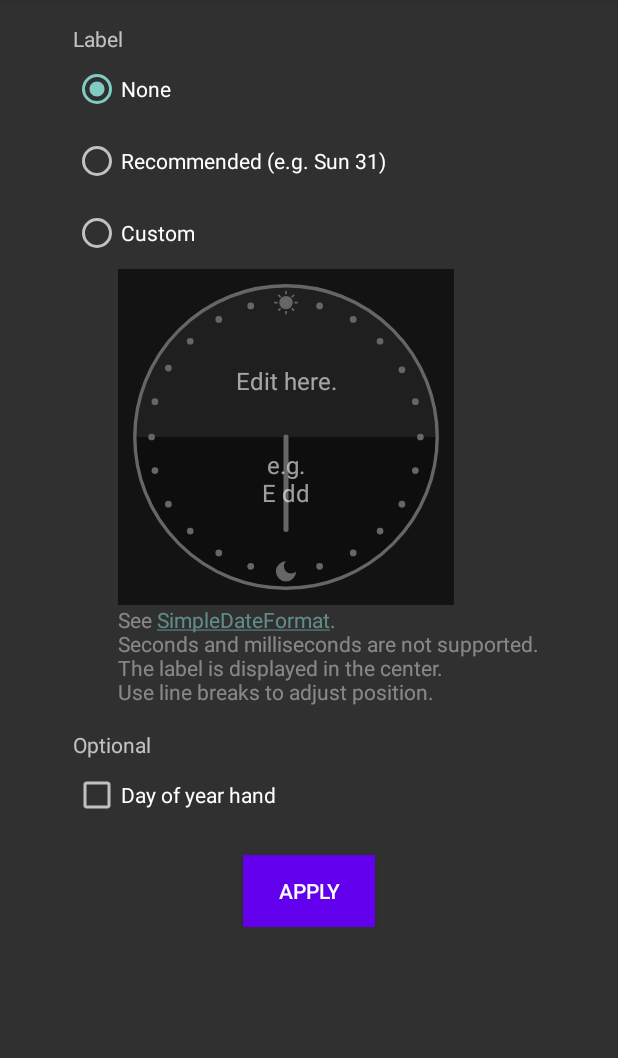
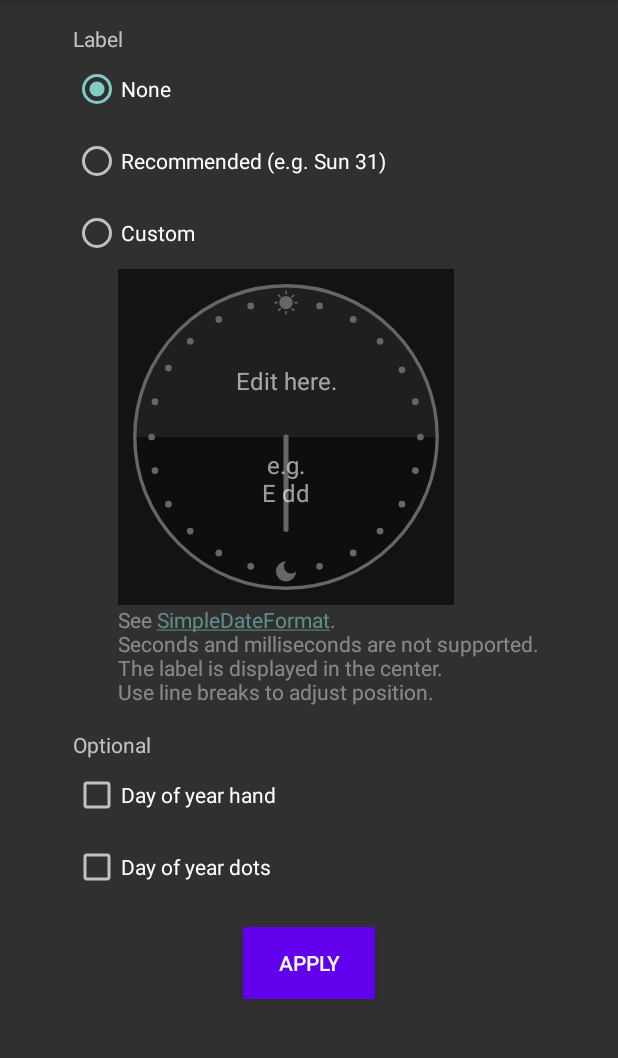
Before and after one commit to utubo/android-Simple24HClock, an Android app: the AppWidgetSettingsActivity screen opened directly, with no data from a screen before it, on a phone screen of 412 x 824 dp, the part 84-1142 px from its top. Run offline under Robolectric (Android 15) with nearby library versions, the phone set to English and light mode, and no system bars; 1 statement that could not run was skipped.

Commit message:
Day of year dots

```diff
--- a/app/src/main/java/utb/dip/jp/simple24hclock/AppWidget.kt
+++ b/app/src/main/java/utb/dip/jp/simple24hclock/AppWidget.kt
@@ -148,6 +148,8 @@ internal fun updateAppWidget(
         val y = 360F / maxY * now.get(Calendar.DAY_OF_YEAR)
         views.setFloat(R.id.DayOfYearHandImageView, "setRotation", y)
     }
+    val dayOfYearDots = widgetPrefs.getFloat("day_of_year_dots_$appWidgetId", 0F)
+    views.setFloat(R.id.DayOfYearDotsImageView, "setAlpha", dayOfYearDots)
 
     // Text
     val text = widgetPrefs.getString("text_$appWidgetId", "")
--- a/app/src/main/java/utb/dip/jp/simple24hclock/AppWidgetSettingsActivity.kt
+++ b/app/src/main/java/utb/dip/jp/simple24hclock/AppWidgetSettingsActivity.kt
@@ -48,6 +48,7 @@ class AppWidgetSettingsActivity : AppCompatActivity() {
             val textFormat = findViewById<TextInputEditText>(R.id.textFormat)
             val customTextNote =  findViewById<TextView>(R.id.custom_text_note)
             val dayOfYear = findViewById<CheckBox>(R.id.dayOfYear)
+            val dayOfYearDots = findViewById<CheckBox>(R.id.dayOfYearDots)
         }
         // load prefs
         val prefs = applicationContext.getSharedPreferences(WIDGET_PREF_KEY, Context.MODE_PRIVATE)
@@ -67,6 +68,8 @@ class AppWidgetSettingsActivity : AppCompatActivity() {
         )
         val dayOfYear = prefs.getFloat("day_of_year_$appWidgetId", 0F)
         v.dayOfYear.isChecked = 0 < dayOfYear
+        val dayOfYearDots = prefs.getFloat("day_of_year_dots_$appWidgetId", 0F)
+        v.dayOfYearDots.isChecked = 0 < dayOfYearDots
 
         // setup events
         findViewById<RadioGroup>(R.id.labelGroup).setOnCheckedChangeListener { _, i ->
@@ -92,6 +95,7 @@ class AppWidgetSettingsActivity : AppCompatActivity() {
                 putString("text_$appWidgetId", textValue)
                 putString("format_$appWidgetId", formatValue)
                 putFloat("day_of_year_$appWidgetId", if (v.dayOfYear.isChecked) 0.5F else 0F)
+                putFloat("day_of_year_dots_$appWidgetId", if (v.dayOfYearDots.isChecked) 0.5F else 0F)
                 apply()
             }
             val appWidgetManager = AppWidgetManager.getInstance(applicationContext)
--- /dev/null
+++ b/app/src/main/res/drawable/face_day_of_year.xml
@@ -0,0 +1,52 @@
+<vector xmlns:android="http://schemas.android.com/apk/res/android"
+    android:width="200dp"
+    android:height="200dp"
+    android:tint="@color/white"
+    android:viewportWidth="200"
+    android:viewportHeight="200">
+    <!--
+    for (let d = 0; d < 12; d ++) {
+      const r = 360 / 12 * d - 90;
+      const x = Math.cos(r * Math.PI / 180) * 55 + 100;
+      const y = Math.sin(r * Math.PI / 180) * 55 + 100;
+      console.log(`${d} ${r}: ${x} ${y}`);
+    }
+    -->
+    <path
+        android:fillColor="#FF000000"
+        android:pathData="M 100, 45 m 2, 0 a 2,2 0 1,0 -4,0 a 2,2 0 1,0  4,0" />
+    <path
+        android:fillColor="#FF000000"
+        android:pathData="M 127, 52 m 2, 0 a 2,2 0 1,0 -4,0 a 2,2 0 1,0  4,0" />
+    <path
+        android:fillColor="#FF000000"
+        android:pathData="M 148, 72 m 2, 0 a 2,2 0 1,0 -4,0 a 2,2 0 1,0  4,0" />
+    <path
+        android:fillColor="#FF000000"
+        android:pathData="M 155, 100 m 2, 0 a 2,2 0 1,0 -4,0 a 2,2 0 1,0  4,0" />
+    <path
+        android:fillColor="#FF000000"
+        android:pathData="M 148, 127 m 2, 0 a 2,2 0 1,0 -4,0 a 2,2 0 1,0  4,0" />
+    <path
+        android:fillColor="#FF000000"
+        android:pathData="M 127, 148 m 2, 0 a 2,2 0 1,0 -4,0 a 2,2 0 1,0  4,0" />
+    <path
+        android:fillColor="#FF000000"
+        android:pathData="M 100, 155 m 2, 0 a 2,2 0 1,0 -4,0 a 2,2 0 1,0  4,0" />
+    <path
+        android:fillColor="#FF000000"
+        android:pathData="M 72, 148 m 2, 0 a 2,2 0 1,0 -4,0 a 2,2 0 1,0  4,0" />
+    <path
+        android:fillColor="#FF000000"
+        android:pathData="M 52, 127 m 2, 0 a 2,2 0 1,0 -4,0 a 2,2 0 1,0  4,0" />
+    <path
+        android:fillColor="#FF000000"
+        android:pathData="M 45, 100 m 2, 0 a 2,2 0 1,0 -4,0 a 2,2 0 1,0  4,0" />
+    <path
+        android:fillColor="#FF000000"
+        android:pathData="M 52, 72 m 2, 0 a 2,2 0 1,0 -4,0 a 2,2 0 1,0  4,0" />
+    <path
+        android:fillColor="#FF000000"
+        android:pathData="M 72, 52 m 2, 0 a 2,2 0 1,0 -4,0 a 2,2 0 1,0  4,0" />
+
+</vector>
--- a/app/src/main/res/layout/activity_app_widget_settings.xml
+++ b/app/src/main/res/layout/activity_app_widget_settings.xml
@@ -115,6 +115,13 @@
             android:minHeight="48dp"
             android:text="@string/day_of_year_hand" />
 
+        <CheckBox
+            android:id="@+id/dayOfYearDots"
+            android:layout_width="wrap_content"
+            android:layout_height="wrap_content"
+            android:minHeight="48dp"
+            android:text="@string/day_of_year_dots" />
+
         <Button
             android:id="@+id/applyButton"
             android:layout_width="wrap_content"
--- a/app/src/main/res/layout/app_widget.xml
+++ b/app/src/main/res/layout/app_widget.xml
@@ -27,6 +27,15 @@
         android:src="@drawable/face"
         tools:ignore="ContentDescription" />
 
+    <ImageView
+        android:id="@+id/DayOfYearDotsImageView"
+        android:layout_width="match_parent"
+        android:layout_height="match_parent"
+        android:src="@drawable/face_day_of_year"
+        android:alpha="0"
+        tools:ignore="ContentDescription" />
+
+
     <TextView
         android:id="@+id/textView"
         android:layout_width="match_parent"
--- a/app/src/main/res/values/strings.xml
+++ b/app/src/main/res/values/strings.xml
@@ -14,5 +14,6 @@
     <string name="edit_here">Edit here.\n\n\ne.g.\nE dd</string>
     <string name="optional">Optional</string>
     <string name="day_of_year_hand">Day of year hand</string>
+    <string name="day_of_year_dots">Day of year dots</string>
     <string name="apply">Apply</string>
 </resources>
```
